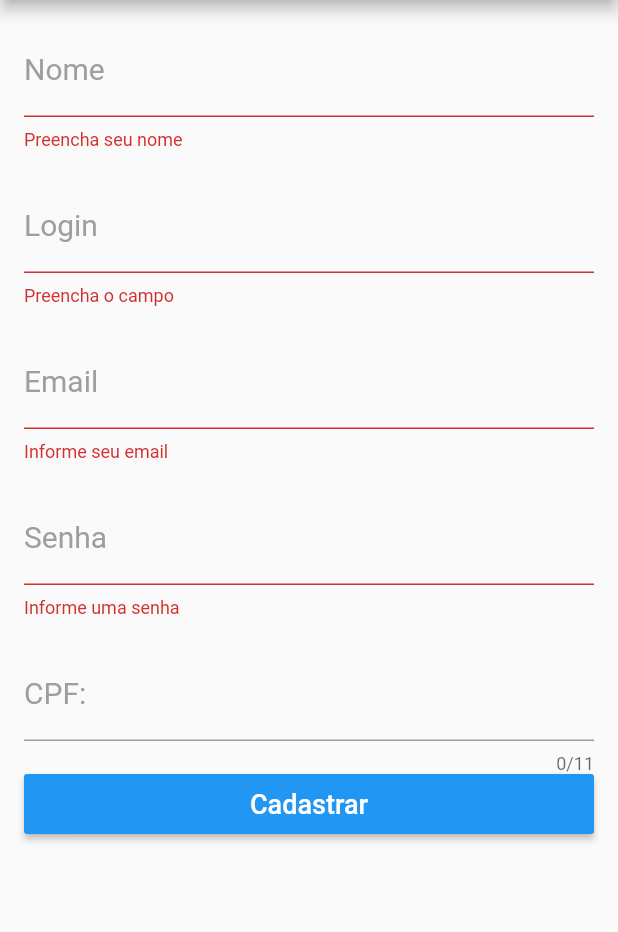
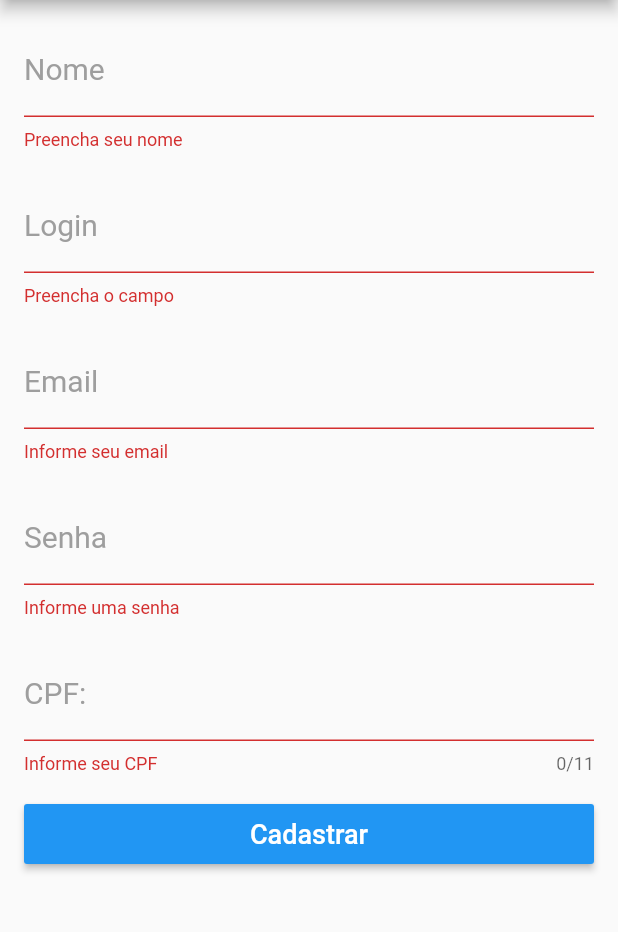
Before and after one commit to ollinmagno/flutter-form-cadastro, a Flutter app: the screen it shows after launch, after a tap on "Cadastrar", on a phone screen of 412 x 824 dp, the part 84-1016 px from its top. Run offline on Flutter 3.47's test engine with Material 2 defaults, Android fonts, the phone set to English and light mode, and no system bars.

```diff
--- a/lib/pages/form.dart
+++ b/lib/pages/form.dart
@@ -8,10 +8,15 @@ class FormularioCadastro extends StatelessWidget {
   final _controllerEmail = TextEditingController();
   final _controllerCPF = TextEditingController();
 
-  _form(String text, String hint,
+  final _focusLogin = FocusNode();
+  final _focusEmail = FocusNode();
+  final _focusSenha = FocusNode();
+  final _focusCPF = FocusNode();
+
+  _form(BuildContext context, text, String hint,
   {obscure = false, TextEditingController controller,
   FormFieldValidator<String> validator, TextInputType keyboardType,
-  int maxLength}){
+  int maxLength, TextInputAction textInputAction, FocusNode focusNode, ValueChanged<String> onFieldSubmitted}){
     return TextFormField(
       controller: controller,
       validator: validator,
@@ -19,6 +24,9 @@ class FormularioCadastro extends StatelessWidget {
       keyboardType: keyboardType,
       maxLength: maxLength,
       maxLines : 1,
+      textInputAction: textInputAction,
+      focusNode: focusNode,
+      onFieldSubmitted: onFieldSubmitted,
       decoration: InputDecoration(
         labelText: text,
         hintText: hint,
@@ -34,7 +42,7 @@ class FormularioCadastro extends StatelessWidget {
   }
   _button(String text, Function onPressed){
     return Container(
-      height: 40  ,
+      height: 40,
       child: RaisedButton(
         child: Text(text, style: TextStyle(fontSize: 18, color: Colors.white)),
         color: Colors.blue,
@@ -59,39 +67,59 @@ class FormularioCadastro extends StatelessWidget {
     }
   }
 
-  _body(){
+  _body(context){
     return Form(
       key: _formKey,
       child: Container(
         padding: const EdgeInsets.all(16.0),
         child: ListView(
           children: <Widget>[
-            _form('Nome', 'Informe seu nome',
-            controller: _controllerNome, validator: (String nome){
+            _form(context, 'Nome', 'Informe seu nome',
+            textInputAction: TextInputAction.next,
+            controller: _controllerNome,
+            onFieldSubmitted: (String text){
+              FocusScope.of(context).requestFocus(_focusLogin);
+            },
+            validator: (String nome){
               if(nome.isEmpty){
                 return 'Preencha seu nome';
               }
               return null;
             }),
             SizedBox(height: 20,),
-            _form('Login', 'Login de acesso',
-            controller: _controllerLogin, validator: (String login){
+            _form(context, 'Login', 'Login de acesso',
+            controller: _controllerLogin,
+            focusNode: _focusLogin,
+            onFieldSubmitted: (String text){
+              FocusScope.of(context).requestFocus(_focusEmail);
+            },
+            validator: (String login){
               if(login.isEmpty){
                 return 'Preencha o campo';
               }
               return null;
             }),
             SizedBox(height: 20,),
-                        _form('Email', 'Informe seu email', keyboardType: TextInputType.emailAddress,
-            controller: _controllerEmail, validator: (String email){
+            _form(context, 'Email', 'Informe seu email', keyboardType: TextInputType.emailAddress,
+            controller: _controllerEmail,
+            focusNode: _focusEmail,
+            onFieldSubmitted: (String text){
+              FocusScope.of(context).requestFocus(_focusSenha);
+            },
+            validator: (String email){
               if(email.isEmpty){
                 return 'Informe seu email';
               }
               return null;
             }),
             SizedBox(height: 20,),
-            _form('Senha', 'Informe uma senha', obscure: true,
-            controller: _controllerSenha, validator: (String senha){
+            _form(context, 'Senha', 'Informe uma senha', obscure: true,
+            controller: _controllerSenha,
+            focusNode: _focusSenha,
+            onFieldSubmitted: (String text){
+              FocusScope.of(context).requestFocus(_focusCPF);
+            },
+            validator: (String senha){
               if(senha.isEmpty){
                 return 'Informe uma senha';
               } else if(senha.length < 8){
@@ -100,8 +128,19 @@ class FormularioCadastro extends StatelessWidget {
               return null;
             }),
             SizedBox(height: 20,),
-            _form('CPF: ', 'Informe seu CPF', keyboardType: TextInputType.number,
-            controller: _controllerCPF, maxLength: 11),
+            _form(context, 'CPF: ', 'Apenas números', keyboardType: TextInputType.number,
+            controller: _controllerCPF,
+            maxLength: 11,
+            focusNode: _focusCPF,
+            validator: (String cpf){
+              if(cpf.isEmpty){
+                return 'Informe seu CPF';
+              } else if(cpf.length != 11){
+                return 'CPF inválido';
+              }
+              return null;
+            }),
+            SizedBox(height: 20,),
             _button('Cadastrar', _onClick),
           ],
         ),
@@ -115,7 +154,7 @@ class FormularioCadastro extends StatelessWidget {
         title: Text('Cadastro'),
         centerTitle: true,
       ),
-      body: _body(),
+      body: _body(context),
     );
   }
 }
```
